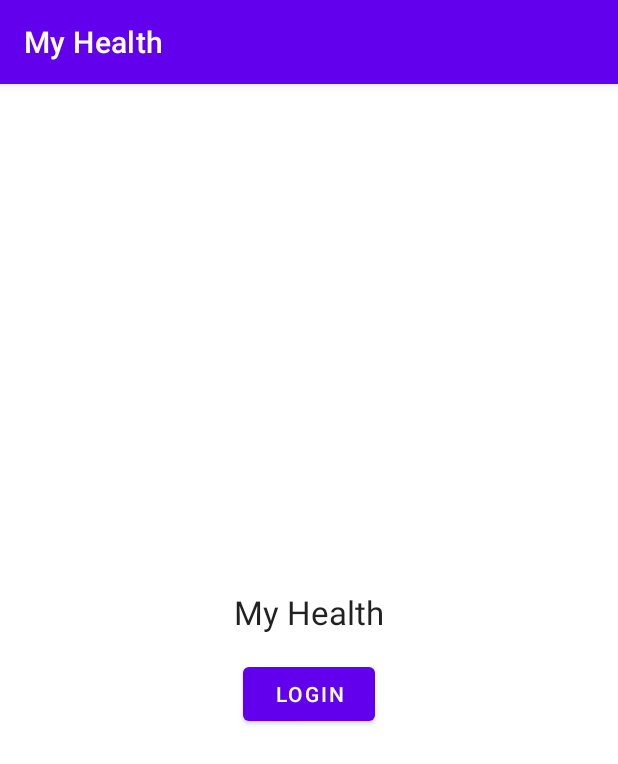
After one commit to richardmcr/tads_projeto_4, an Android app: the fragment HomeFragment shown on its own in the app's theme, on a phone screen of 412 x 824 dp. The commit adds this screen. Shown: the top 764 px of the screen. Run offline under Robolectric (Android 15) with nearby library versions, the phone set to English and light mode, and no system bars; 1 statement that could not run was skipped.

Commit message:
add nova home temporária

```diff
--- /dev/null
+++ b/app/src/main/java/uni9/projetopraticoemsistemas/myhealth/view/HomeFragment.java
@@ -0,0 +1,30 @@
+package uni9.projetopraticoemsistemas.myhealth.view;
+
+import android.os.Bundle;
+import android.view.LayoutInflater;
+import android.view.View;
+import android.view.ViewGroup;
+import android.widget.Button;
+
+import androidx.annotation.NonNull;
+import androidx.annotation.Nullable;
+import androidx.fragment.app.Fragment;
+import androidx.navigation.Navigation;
+
+import uni9.projetopraticoemsistemas.myhealth.R;
+
+public class HomeFragment extends Fragment {
+
+    Button btnLogin;
+
+    @Nullable
+    @Override
+    public View onCreateView(@NonNull LayoutInflater inflater, @Nullable ViewGroup container, @Nullable Bundle savedInstanceState) {
+        View view = inflater.inflate(R.layout.fragment_home, container, false);
+
+        btnLogin = view.findViewById(R.id.btn_login);
+        btnLogin.setOnClickListener(v -> Navigation.findNavController(v).navigate(HomeFragmentDirections.actionHomeFragmentToBuscaMedicamentoFragment()));
+
+        return view;
+    }
+}
--- /dev/null
+++ b/app/src/main/res/layout/fragment_home.xml
@@ -0,0 +1,23 @@
+<?xml version="1.0" encoding="utf-8"?>
+<LinearLayout xmlns:android="http://schemas.android.com/apk/res/android"
+    xmlns:tools="http://schemas.android.com/tools"
+    android:layout_width="match_parent"
+    android:layout_height="match_parent"
+    android:gravity="center"
+    android:orientation="vertical"
+    tools:context=".view.HomeFragment">
+
+    <TextView
+        android:layout_width="wrap_content"
+        android:layout_height="wrap_content"
+        android:layout_marginBottom="16dp"
+        android:text="@string/app_name"
+        android:textAppearance="@style/TextAppearance.AppCompat.Large" />
+
+    <Button
+        android:id="@+id/btn_login"
+        android:layout_width="wrap_content"
+        android:layout_height="wrap_content"
+        android:text="@string/login" />
+
+</LinearLayout>
--- a/app/src/main/res/values/strings.xml
+++ b/app/src/main/res/values/strings.xml
@@ -11,4 +11,5 @@
     <string name="medicamento_referencia">Medicamento de Referência:</string>
     <string name="classe_terapeutica">Classe Terapêutica:</string>
     <string name="avancar">Avançar</string>
+    <string name="login">Login</string>
 </resources>
```
